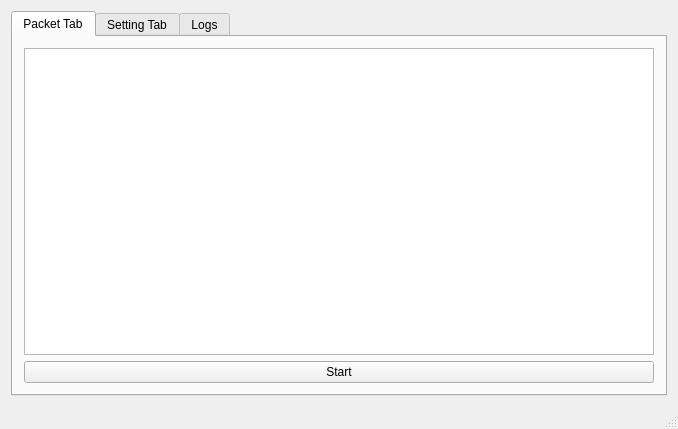
First picture: the form in TogetherPE/TogetherPE/TogetherPE.ui, repository Mehodin/TPE, before the edit.
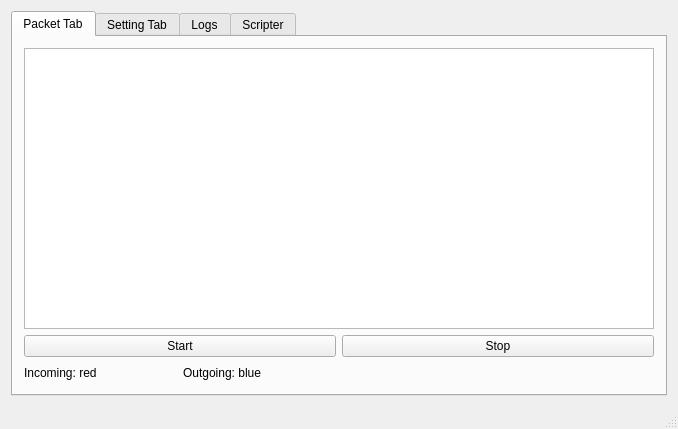
Second picture: the form after the edit.

The edit to the form file:
```diff
--- a/TogetherPE/TogetherPE/TogetherPE.ui
+++ b/TogetherPE/TogetherPE/TogetherPE.ui
@@ -25,15 +25,28 @@
         <string>Packet Tab</string>
        </attribute>
        <layout class="QGridLayout" name="gridLayout_2">
-        <item row="1" column="0">
-         <widget class="QPushButton" name="startButton">
+        <item row="3" column="1">
+         <widget class="QLabel" name="outgoingLabel">
           <property name="text">
-           <string>Start</string>
+           <string>Outgoing: blue</string>
           </property>
+          <property name="textFormat">
+           <enum>Qt::AutoText</enum>
+          </property>
+          <property name="alignment">
+           <set>Qt::AlignLeading|Qt::AlignLeft|Qt::AlignVCenter</set>
+          </property>
          </widget>
         </item>
-        <item row="0" column="0">
-         <widget class="QTableWidget" name="packetTable">
+        <item row="3" column="0">
+         <widget class="QLabel" name="incomingLabel">
+          <property name="text">
+           <string>Incoming: red</string>
+          </property>
+         </widget>
+        </item>
+        <item row="0" column="0" colspan="4">
+         <widget class="QTableView" name="packetTable">
           <property name="sizePolicy">
            <sizepolicy hsizetype="Expanding" vsizetype="Expanding">
             <horstretch>0</horstretch>
@@ -43,6 +56,9 @@
           <property name="layoutDirection">
            <enum>Qt::LeftToRight</enum>
           </property>
+          <property name="autoFillBackground">
+           <bool>false</bool>
+          </property>
           <property name="sizeAdjustPolicy">
            <enum>QAbstractScrollArea::AdjustToContents</enum>
           </property>
@@ -54,6 +70,33 @@
           </property>
          </widget>
         </item>
+        <item row="3" column="2" colspan="2">
+         <spacer name="horizontalSpacer">
+          <property name="orientation">
+           <enum>Qt::Horizontal</enum>
+          </property>
+          <property name="sizeHint" stdset="0">
+           <size>
+            <width>40</width>
+            <height>20</height>
+           </size>
+          </property>
+         </spacer>
+        </item>
+        <item row="1" column="0" colspan="2">
+         <widget class="QPushButton" name="startButton">
+          <property name="text">
+           <string>Start</string>
+          </property>
+         </widget>
+        </item>
+        <item row="1" column="2" colspan="2">
+         <widget class="QPushButton" name="stopButton">
+          <property name="text">
+           <string>Stop</string>
+          </property>
+         </widget>
+        </item>
        </layout>
       </widget>
       <widget class="QWidget" name="settingTab">
@@ -71,6 +114,11 @@
         </item>
        </layout>
       </widget>
+      <widget class="QWidget" name="tab">
+       <attribute name="title">
+        <string>Scripter</string>
+       </attribute>
+      </widget>
      </widget>
     </item>
    </layout>
```
Left out of the diff: 6 changed lines with no effect on the pictures.
